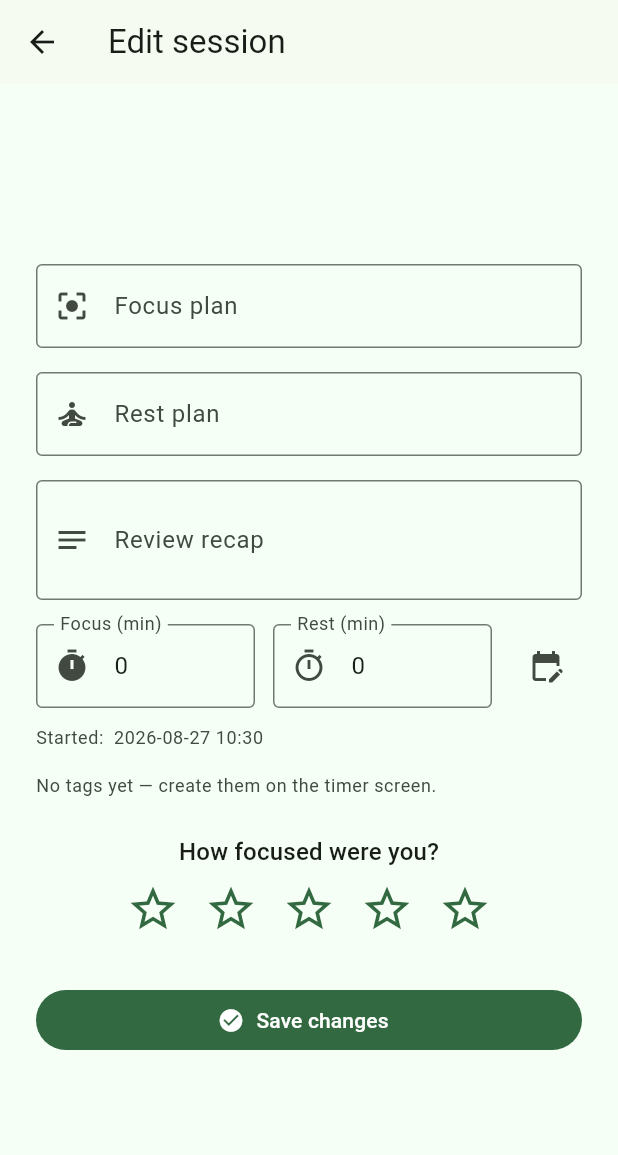
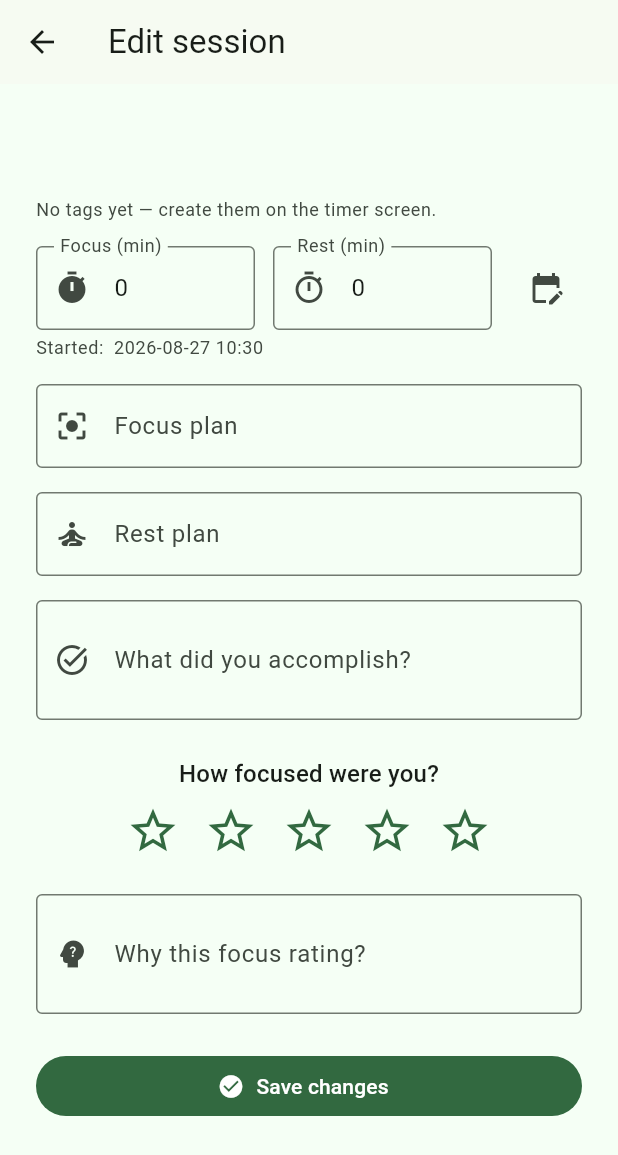
Before and after one commit to ddxMusic68/ddx_focus, a Flutter app: the SessionEditScreen screen opened directly with empty values, on a phone screen of 412 x 824 dp. Shown: the top 1155 px of the screen. Run offline on Flutter 3.47's test engine with Material 3 defaults, Android fonts, the phone set to English and light mode, and no system bars; our stand-ins replace package_info_plus.

Commit message:
auto: 2026-08-27 09:30:17

```diff
--- a/lib/models/session_model.dart
+++ b/lib/models/session_model.dart
@@ -16,7 +16,8 @@ class PomodoroSession {
     required this.focusElapsed,
     required this.restElapsed,
     this.focusRating,
-    this.focusReview,
+    this.focusAccomplished,
+    this.focusReason,
   });
 
   /// Tags chosen for this session; empty list when none was selected.
@@ -44,8 +45,11 @@ class PomodoroSession {
   /// rated (e.g. the review screen was dismissed).
   final int? focusRating;
 
-  /// Free-form recap written after the round; null when skipped.
-  final String? focusReview;
+  /// What the user says they accomplished during the focus phase.
+  final String? focusAccomplished;
+
+  /// Why the user rated their focus the way they did; null when skipped.
+  final String? focusReason;
 
   PomodoroSession copyWith({
     List<String>? tags,
@@ -55,7 +59,8 @@ class PomodoroSession {
     Duration? focusElapsed,
     Duration? restElapsed,
     int? focusRating,
-    String? focusReview,
+    String? focusAccomplished,
+    String? focusReason,
   }) {
     return PomodoroSession(
       tags: tags ?? this.tags,
@@ -65,7 +70,8 @@ class PomodoroSession {
       focusElapsed: focusElapsed ?? this.focusElapsed,
       restElapsed: restElapsed ?? this.restElapsed,
       focusRating: focusRating ?? this.focusRating,
-      focusReview: focusReview ?? this.focusReview,
+      focusAccomplished: focusAccomplished ?? this.focusAccomplished,
+      focusReason: focusReason ?? this.focusReason,
     );
   }
 
@@ -78,12 +84,29 @@ class PomodoroSession {
       'focusSeconds': focusElapsed.inSeconds,
       'restSeconds': restElapsed.inSeconds,
       'focusRating': focusRating,
-      'focusReview': focusReview,
+      'focusAccomplished': focusAccomplished,
+      'focusReason': focusReason,
     };
+  }
+
+  /// Splits a legacy merged `focusReview` string ("done\nWhy: reason") back
+  /// into its two parts. Returns [focusAccomplished] and [focusReason].
+  static ({String? done, String? reason}) _splitLegacyReview(String? review) {
+    if (review == null || review.isEmpty) return (done: null, reason: null);
+    final marker = '\nWhy: ';
+    final markerIndex = review.indexOf(marker);
+    if (markerIndex < 0) return (done: review, reason: null);
+    final reason = review.substring(markerIndex + marker.length).trim();
+    final done = review.substring(0, markerIndex).trim();
+    return (
+      done: done.isEmpty ? null : done,
+      reason: reason.isEmpty ? null : reason,
+    );
   }
 
   factory PomodoroSession.fromJson(Map<String, dynamic> json) {
     final rawTags = json['tags'];
+    final legacy = _splitLegacyReview(json['focusReview'] as String?);
     return PomodoroSession(
       tags: rawTags is List
           ? rawTags.cast<String>()
@@ -99,7 +122,10 @@ class PomodoroSession {
       // Older sessions had no rest measurement; default to zero.
       restElapsed: Duration(seconds: json['restSeconds'] as int? ?? 0),
       focusRating: json['focusRating'] as int?,
-      focusReview: json['focusReview'] as String?,
+      // New sessions write the parts directly; older ones wrote a single
+      // merged `focusReview` field that we split above.
+      focusAccomplished: json['focusAccomplished'] as String? ?? legacy.done,
+      focusReason: json['focusReason'] as String? ?? legacy.reason,
     );
   }
 
@@ -114,7 +140,8 @@ class PomodoroSession {
         other.focusElapsed == focusElapsed &&
         other.restElapsed == restElapsed &&
         other.focusRating == focusRating &&
-        other.focusReview == focusReview;
+        other.focusAccomplished == focusAccomplished &&
+        other.focusReason == focusReason;
   }
 
   @override
@@ -126,6 +153,7 @@ class PomodoroSession {
     focusElapsed,
     restElapsed,
     focusRating,
-    focusReview,
+    focusAccomplished,
+    focusReason,
   ]);
 }
--- a/lib/screens/session_edit_screen.dart
+++ b/lib/screens/session_edit_screen.dart
@@ -21,19 +21,27 @@ class SessionEditScreen extends StatefulWidget {
 }
 
 class _SessionEditScreenState extends State<SessionEditScreen> {
-  late final TextEditingController _focusPlanController =
-      TextEditingController(text: widget.session.focusPlan);
-  late final TextEditingController _restPlanController =
-      TextEditingController(text: widget.session.restPlan);
-  late final TextEditingController _reviewController =
-      TextEditingController(text: widget.session.focusReview ?? '');
+  late final TextEditingController _focusPlanController = TextEditingController(
+    text: widget.session.focusPlan,
+  );
+  late final TextEditingController _restPlanController = TextEditingController(
+    text: widget.session.restPlan,
+  );
+  late final TextEditingController _reviewDoneController =
+      TextEditingController(text: widget.session.focusAccomplished ?? '');
+  late final TextEditingController _reviewReasonController =
+      TextEditingController(text: widget.session.focusReason ?? '');
   late final TextEditingController _startedAtController = TextEditingController(
     text: _formatDateTime(widget.session.startedAt),
   );
   late final TextEditingController _focusMinutesController =
-      TextEditingController(text: widget.session.focusElapsed.inMinutes.toString());
+      TextEditingController(
+        text: widget.session.focusElapsed.inMinutes.toString(),
+      );
   late final TextEditingController _restMinutesController =
-      TextEditingController(text: widget.session.restElapsed.inMinutes.toString());
+      TextEditingController(
+        text: widget.session.restElapsed.inMinutes.toString(),
+      );
 
   late DateTime _startedAt = widget.session.startedAt;
   late int _rating = widget.session.focusRating ?? 0;
@@ -43,7 +51,8 @@ class _SessionEditScreenState extends State<SessionEditScreen> {
   void dispose() {
     _focusPlanController.dispose();
     _restPlanController.dispose();
-    _reviewController.dispose();
+    _reviewDoneController.dispose();
+    _reviewReasonController.dispose();
     _startedAtController.dispose();
     _focusMinutesController.dispose();
     _restMinutesController.dispose();
@@ -72,8 +81,11 @@ class _SessionEditScreenState extends State<SessionEditScreen> {
     if (time == null || !mounted) return;
     setState(() {
       _startedAt = DateTime(
-        date.year, date.month, date.day,
-        time.hour, time.minute,
+        date.year,
+        date.month,
+        date.day,
+        time.hour,
+        time.minute,
       );
       _startedAtController.text = _formatDateTime(_startedAt);
     });
@@ -94,9 +106,12 @@ class _SessionEditScreenState extends State<SessionEditScreen> {
         focusElapsed: _parseMinutes(_focusMinutesController),
         restElapsed: _parseMinutes(_restMinutesController),
         focusRating: _rating == 0 ? null : _rating,
-        focusReview: _reviewController.text.trim().isEmpty
+        focusAccomplished: _reviewDoneController.text.trim().isEmpty
             ? null
-            : _reviewController.text.trim(),
+            : _reviewDoneController.text.trim(),
+        focusReason: _reviewReasonController.text.trim().isEmpty
+            ? null
+            : _reviewReasonController.text.trim(),
       ),
     );
   }
@@ -115,36 +130,13 @@ class _SessionEditScreenState extends State<SessionEditScreen> {
               child: Column(
                 crossAxisAlignment: CrossAxisAlignment.stretch,
                 children: [
-                  TextField(
-                    controller: _focusPlanController,
-                    decoration: const InputDecoration(
-                      labelText: 'Focus plan',
-                      prefixIcon: Icon(Icons.center_focus_strong),
-                      border: OutlineInputBorder(),
+                  _TagsEditor(
+                    selected: _selectedTags,
+                    onChanged: (tags) => setState(
+                      () => _selectedTags
+                        ..clear()
+                        ..addAll(tags),
                     ),
-                    textCapitalization: TextCapitalization.sentences,
-                  ),
-                  const SizedBox(height: 16),
-                  TextField(
-                    controller: _restPlanController,
-                    decoration: const InputDecoration(
-                      labelText: 'Rest plan',
-                      prefixIcon: Icon(Icons.self_improvement),
-                      border: OutlineInputBorder(),
-                    ),
-                    textCapitalization: TextCapitalization.sentences,
-                  ),
-                  const SizedBox(height: 16),
-                  TextField(
-                    controller: _reviewController,
-                    decoration: const InputDecoration(
-                      labelText: 'Review recap',
-                      prefixIcon: Icon(Icons.notes),
-                      border: OutlineInputBorder(),
-                    ),
-                    textCapitalization: TextCapitalization.sentences,
-                    minLines: 2,
-                    maxLines: 4,
                   ),
                   const SizedBox(height: 16),
                   Row(
@@ -180,7 +172,7 @@ class _SessionEditScreenState extends State<SessionEditScreen> {
                       ),
                     ],
                   ),
-                  const SizedBox(height: 12),
+                  const SizedBox(height: 4),
                   Text(
                     'Started:  ${_startedAtController.text}',
                     style: theme.textTheme.bodySmall?.copyWith(
@@ -188,9 +180,36 @@ class _SessionEditScreenState extends State<SessionEditScreen> {
                     ),
                   ),
                   const SizedBox(height: 16),
-                  _TagsEditor(
-                    selected: _selectedTags,
-                    onChanged: (tags) => setState(() => _selectedTags..clear()..addAll(tags)),
+                  TextField(
+                    controller: _focusPlanController,
+                    decoration: const InputDecoration(
+                      labelText: 'Focus plan',
+                      prefixIcon: Icon(Icons.center_focus_strong),
+                      border: OutlineInputBorder(),
+                    ),
+                    textCapitalization: TextCapitalization.sentences,
+                  ),
+                  const SizedBox(height: 16),
+                  TextField(
+                    controller: _restPlanController,
+                    decoration: const InputDecoration(
+                      labelText: 'Rest plan',
+                      prefixIcon: Icon(Icons.self_improvement),
+                      border: OutlineInputBorder(),
+                    ),
+                    textCapitalization: TextCapitalization.sentences,
+                  ),
+                  const SizedBox(height: 16),
+                  TextField(
+                    controller: _reviewDoneController,
+                    decoration: const InputDecoration(
+                      labelText: 'What did you accomplish?',
+                      prefixIcon: Icon(Icons.task_alt),
+                      border: OutlineInputBorder(),
+                    ),
+                    textCapitalization: TextCapitalization.sentences,
+                    minLines: 2,
+                    maxLines: 4,
                   ),
                   const SizedBox(height: 24),
                   Text(
@@ -212,6 +231,18 @@ class _SessionEditScreenState extends State<SessionEditScreen> {
                           tooltip: '$i star${i > 1 ? 's' : ''}',
                         ),
                     ],
+                  ),
+                  const SizedBox(height: 16),
+                  TextField(
+                    controller: _reviewReasonController,
+                    decoration: const InputDecoration(
+                      labelText: 'Why this focus rating?',
+                      prefixIcon: Icon(Icons.psychology_alt),
+                      border: OutlineInputBorder(),
+                    ),
+                    textCapitalization: TextCapitalization.sentences,
+                    minLines: 2,
+                    maxLines: 4,
                   ),
                   const SizedBox(height: 24),
                   FilledButton.icon(
```
Also changed, not shown: lib/screens/history_screen.dart (+19 -12 lines), lib/screens/timer_page.dart (+6 -9 lines), 2 other files.
